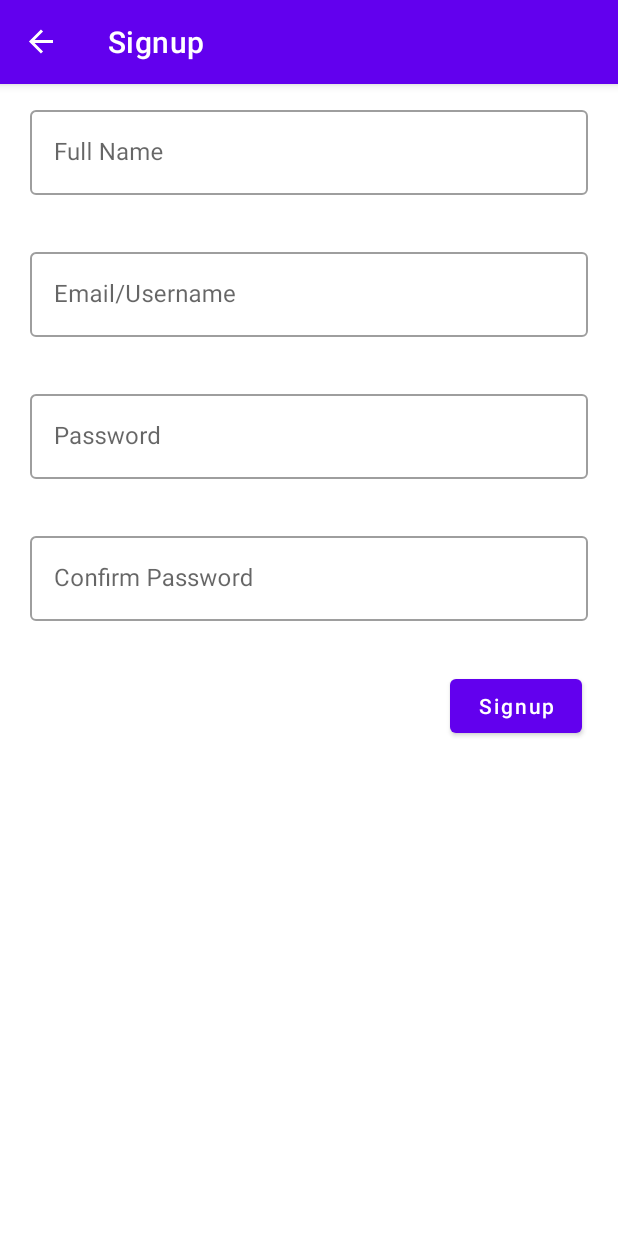
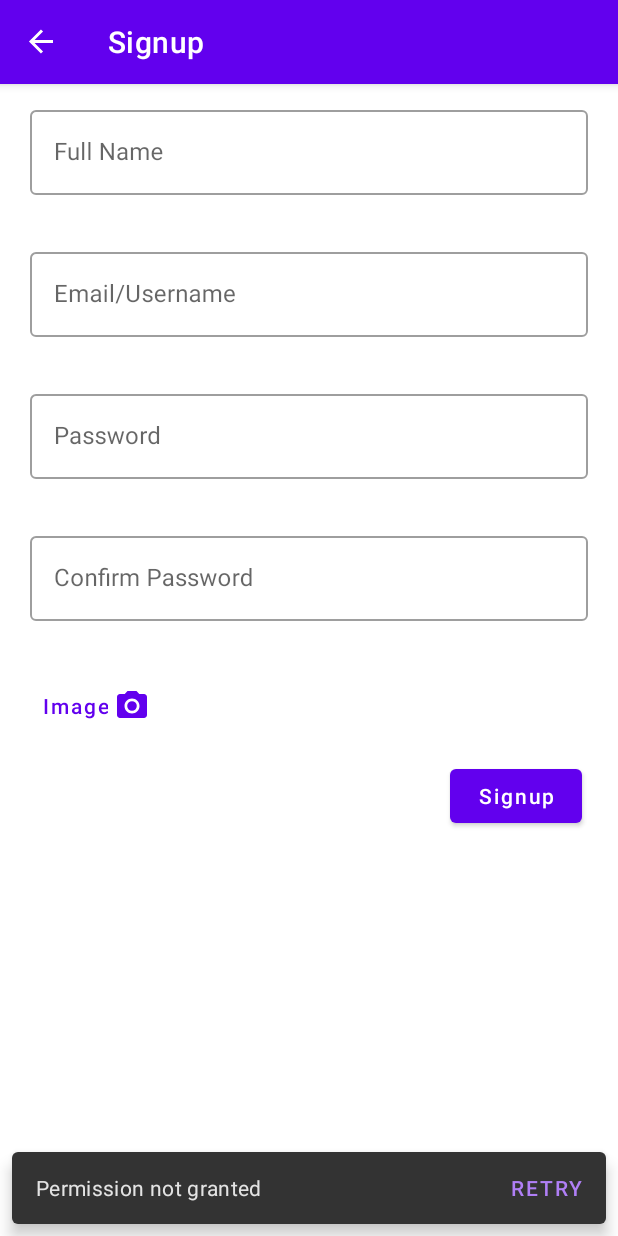
Before and after one commit to saied89/Users, an Android app: the SignUpFragment screen opened through its navigation route, after a tap on "Signup", on a phone screen of 412 x 824 dp. Run offline under Robolectric (Android 15) with nearby library versions, the phone set to English and light mode, and no system bars; our stand-ins replace Room's generated code, navigation-ui; libraries missing offline, so code that uses them is left out: org.apache.commons, org.passay, pl.aprilapps.easyphotopicker; 5 statements that could not run were skipped; 1 other tap on this screen came first.

Commit message:
add image support select support

```diff
--- a/app/build.gradle
+++ b/app/build.gradle
@@ -65,6 +65,9 @@ dependencies {
     // Coroutines
     implementation 'org.jetbrains.kotlinx:kotlinx-coroutines-core:1.3.7'
 
+    // image picker
+    implementation 'com.github.jkwiecien:EasyImage:3.0.4'
+
 
     // Material
     def material_version = "1.1.0"
--- a/app/src/main/java/com/saied/users/data/model/User.kt
+++ b/app/src/main/java/com/saied/users/data/model/User.kt
@@ -8,5 +8,6 @@ data class User(
     @PrimaryKey val email: String,
     val fullName: String,
     val password: String,
+    val picturePath: String?,
     val isAdmin: Boolean
 )
--- a/app/src/main/java/com/saied/users/data/repo/UserRepository.kt
+++ b/app/src/main/java/com/saied/users/data/repo/UserRepository.kt
@@ -3,8 +3,6 @@ package com.saied.users.data.repo
 import androidx.lifecycle.LiveData
 import com.saied.users.data.model.User
 import com.saied.users.data.model.UserDao
-import kotlinx.coroutines.Dispatchers
-import kotlinx.coroutines.withContext
 
 class UserRepository(private val userDao: UserDao) {
     suspend fun getUser(email: String, password: String): User? =
@@ -14,4 +12,6 @@ class UserRepository(private val userDao: UserDao) {
     fun getAllUsers(): LiveData<List<User>> =
         userDao.getAllUsers()
 
+    suspend fun insertUser(user: User) = userDao.insertUser(user)
+
 }
--- a/app/src/main/java/com/saied/users/di/appModule.kt
+++ b/app/src/main/java/com/saied/users/di/appModule.kt
@@ -10,7 +10,7 @@ import org.koin.dsl.module
 val appMdoule = module {
     viewModel { LoginViewModel(get()) }
 
-    viewModel { SignupViewModel() }
+    viewModel { SignupViewModel(get()) }
 
     viewModel { AdminViewModel(get()) }
 }
--- a/app/src/main/java/com/saied/users/di/dbModule.kt
+++ b/app/src/main/java/com/saied/users/di/dbModule.kt
@@ -26,6 +26,7 @@ val dbModule = module(createdAtStart = true) {
                                 "admin@user.com",
                                 "admin",
                                 "admin",
+                                null,
                                 true
                             )
                         )
--- a/app/src/main/java/com/saied/users/ui/auth/singup/SignUpFragment.kt
+++ b/app/src/main/java/com/saied/users/ui/auth/singup/SignUpFragment.kt
@@ -1,20 +1,42 @@
 package com.saied.users.ui.auth.singup
 
+import android.Manifest
+import android.content.Intent
+import android.content.pm.PackageManager
+import android.graphics.BitmapFactory
 import android.os.Bundle
 import android.view.LayoutInflater
 import android.view.View
 import android.view.ViewGroup
+import androidx.core.content.ContextCompat
 import androidx.fragment.app.Fragment
 import androidx.lifecycle.Observer
 import com.google.android.material.snackbar.Snackbar
 import com.saied.users.databinding.FragmentSignUpBinding
 import org.koin.androidx.viewmodel.ext.android.viewModel
+import pl.aprilapps.easyphotopicker.*
+
+private const val CHOOSER_PERMISSION_REQUEST_CODE = 7459
 
 class SignUpFragment : Fragment() {
 
     private var _binding: FragmentSignUpBinding? = null
 
     private val viewModel: SignupViewModel by viewModel()
+
+    val easyImage by lazy {
+        EasyImage.Builder(requireContext())
+            .allowMultiple(false)
+            .setCopyImagesToPublicGalleryFolder(true)
+//            .setChooserTitle(getString(R.string.choose_profile_photo))
+            .setChooserType(ChooserType.CAMERA_AND_GALLERY)
+            .build()
+    }
+
+    // Permission for choosing image
+    private val permissionsArray = arrayOf(
+        Manifest.permission.READ_EXTERNAL_STORAGE
+    )
 
     override fun onCreateView(
         inflater: LayoutInflater, container: ViewGroup?,
@@ -28,6 +50,55 @@ class SignUpFragment : Fragment() {
         super.onDestroyView()
         _binding = null
     }
+
+    private fun runChooseImage() {
+        if (checkPermissions())
+            easyImage.openChooser(this)
+        else
+            requestPermissions(permissionsArray, CHOOSER_PERMISSION_REQUEST_CODE)
+    }
+
+    private fun checkPermissions(): Boolean {
+        return permissionsArray.all {
+            ContextCompat.checkSelfPermission(requireContext(), it) ==
+                    PackageManager.PERMISSION_GRANTED
+        }
+    }
+
+    override fun onActivityResult(requestCode: Int, resultCode: Int, data: Intent?) {
+        super.onActivityResult(requestCode, resultCode, data)
+
+        easyImage.handleActivityResult(
+            requestCode,
+            resultCode,
+            data,
+            requireActivity(),
+            object : DefaultCallback() {
+                override fun onMediaFilesPicked(imageFiles: Array<MediaFile>, source: MediaSource) {
+                    viewModel.imagePathLiveData.value = imageFiles[0].file.absolutePath
+                }
+            })
+    }
+
+    override fun onRequestPermissionsResult(
+        requestCode: Int,
+        permissions: Array<out String>,
+        grantResults: IntArray
+    ) {
+        if (requestCode == CHOOSER_PERMISSION_REQUEST_CODE) {
+            if (grantResults.all { it == PackageManager.PERMISSION_GRANTED })
+                easyImage.openChooser(this)
+            else
+                Snackbar.make(_binding?.root!!, "Permission not granted", Snackbar.LENGTH_SHORT)
+                    .apply {
+                        setAction("retry") {
+                            runChooseImage()
+                        }
+                    }
+                    .show()
+        }
+    }
+
 
     override fun onViewCreated(view: View, savedInstanceState: Bundle?) {
         super.onViewCreated(view, savedInstanceState)
@@ -61,12 +132,24 @@ class SignUpFragment : Fragment() {
                         fname = fnameET.text.toString(),
                         email = unameET.text.toString(),
                         password = passwordET.text.toString(),
-                        cPassword = cPasswordET.text.toString()
+                        cPassword = cPasswordET.text.toString(),
+                        picturePath = viewModel.imagePathLiveData.value
                     )
                 )
             }
         }
 
+        _binding?.pickImageButton?.setOnClickListener {
+            runChooseImage()
+        }
+
+        viewModel.imagePathLiveData.observe(viewLifecycleOwner, Observer {
+            it?.let {
+                with(BitmapFactory.decodeFile(it)) {
+                    _binding?.imageView?.setImageBitmap(this)
+                }
+            }
+        })
 
     }
 
@@ -77,4 +160,10 @@ class SignUpFragment : Fragment() {
     }
 }
 
-class SignUpData(val fname: String, val email: String, val password: String, val cPassword: String)
+class SignUpData(
+    val fname: String,
+    val email: String,
+    val password: String,
+    val cPassword: String,
+    val picturePath: String?
+)
--- a/app/src/main/java/com/saied/users/ui/auth/singup/SignupViewModel.kt
+++ b/app/src/main/java/com/saied/users/ui/auth/singup/SignupViewModel.kt
@@ -3,16 +3,36 @@ package com.saied.users.ui.auth.singup
 import androidx.lifecycle.LiveData
 import androidx.lifecycle.MutableLiveData
 import androidx.lifecycle.ViewModel
+import androidx.lifecycle.viewModelScope
+import com.saied.users.data.model.User
+import com.saied.users.data.repo.UserRepository
+import kotlinx.coroutines.launch
 
-class SignupViewModel : ViewModel() {
+class SignupViewModel(private val userRepository: UserRepository) : ViewModel() {
 
     private val signupValidator = SignupFormValidator()
 
     private val _signupLiveData = MutableLiveData<Result<Boolean>>()
 
+    // Path of the selected profile picture.
+    val imagePathLiveData = MutableLiveData<String>()
+
     val signupLiveData: LiveData<Result<Boolean>> = _signupLiveData
 
     fun submitSignUpData(signUpData: SignUpData) {
-        _signupLiveData.value = signupValidator.validateFormData(signUpData)
+        viewModelScope.launch {
+            val res = signupValidator.validateFormData(signUpData)
+            if (res.isSuccess)
+                userRepository.insertUser(
+                    User(
+                        fullName = signUpData.fname,
+                        email = signUpData.email,
+                        password = signUpData.password,
+                        picturePath = signUpData.picturePath,
+                        isAdmin = false
+                    )
+                )
+            _signupLiveData.value = res
+        }
     }
 }
--- /dev/null
+++ b/app/src/main/res/drawable/ic_baseline_photo_camera_24.xml
@@ -0,0 +1,13 @@
+<vector xmlns:android="http://schemas.android.com/apk/res/android"
+    android:width="24dp"
+    android:height="24dp"
+    android:viewportWidth="24"
+    android:viewportHeight="24"
+    android:tint="?attr/colorControlNormal">
+  <path
+      android:fillColor="@android:color/white"
+      android:pathData="M12,12m-3.2,0a3.2,3.2 0,1 1,6.4 0a3.2,3.2 0,1 1,-6.4 0"/>
+  <path
+      android:fillColor="@android:color/white"
+      android:pathData="M9,2L7.17,4L4,4c-1.1,0 -2,0.9 -2,2v12c0,1.1 0.9,2 2,2h16c1.1,0 2,-0.9 2,-2L22,6c0,-1.1 -0.9,-2 -2,-2h-3.17L15,2L9,2zM12,17c-2.76,0 -5,-2.24 -5,-5s2.24,-5 5,-5 5,2.24 5,5 -2.24,5 -5,5z"/>
+</vector>
--- a/app/src/main/res/layout/fragment_sign_up.xml
+++ b/app/src/main/res/layout/fragment_sign_up.xml
@@ -89,6 +89,30 @@
         </com.google.android.material.textfield.TextInputLayout>
 
         <Button
+            android:id="@+id/pickImageButton"
+            android:text="@string/image"
+            android:layout_width="wrap_content"
+            android:layout_height="wrap_content"
+            android:layout_marginTop="12dp"
+            android:layout_marginStart="20dp"
+            android:textAllCaps="false"
+            android:drawableTint="@color/colorPrimary"
+            android:drawableEnd="@drawable/ic_baseline_photo_camera_24"
+            app:layout_constraintStart_toStartOf="parent"
+            style="@style/Widget.MaterialComponents.Button.TextButton"
+            app:layout_constraintTop_toBottomOf="@id/cPasswordInputLayout"
+            />
+
+        <ImageView
+            android:id="@+id/imageView"
+            android:layout_width="80dp"
+            android:layout_height="80dp"
+            android:layout_margin="6dp"
+            app:layout_constraintStart_toEndOf="@id/pickImageButton"
+            app:layout_constraintTop_toBottomOf="@id/cPasswordInputLayout"
+            />
+
+        <Button
             android:id="@+id/signUpButton"
             android:layout_width="wrap_content"
             android:layout_height="wrap_content"
@@ -99,7 +123,7 @@
             android:textAllCaps="false"
             app:layout_constraintBottom_toBottomOf="parent"
             app:layout_constraintEnd_toEndOf="parent"
-            app:layout_constraintTop_toBottomOf="@id/cPasswordInputLayout" />
+            app:layout_constraintTop_toBottomOf="@id/pickImageButton" />
 
     </androidx.constraintlayout.widget.ConstraintLayout>
 </ScrollView>
--- a/app/src/main/res/values/strings.xml
+++ b/app/src/main/res/values/strings.xml
@@ -10,4 +10,5 @@
     <string name="email_username">Email/Username</string>
     <string name="confirm_password">Confirm Password</string>
     <string name="admin">Admin</string>
+    <string name="image">Image</string>
 </resources>
--- a/build.gradle
+++ b/build.gradle
@@ -18,6 +18,7 @@ allprojects {
     repositories {
         google()
         jcenter()
+        maven { url 'https://jitpack.io' }
     }
 }
 
```
Also changed, not shown: app/src/main/AndroidManifest.xml (+5 -2 lines).
